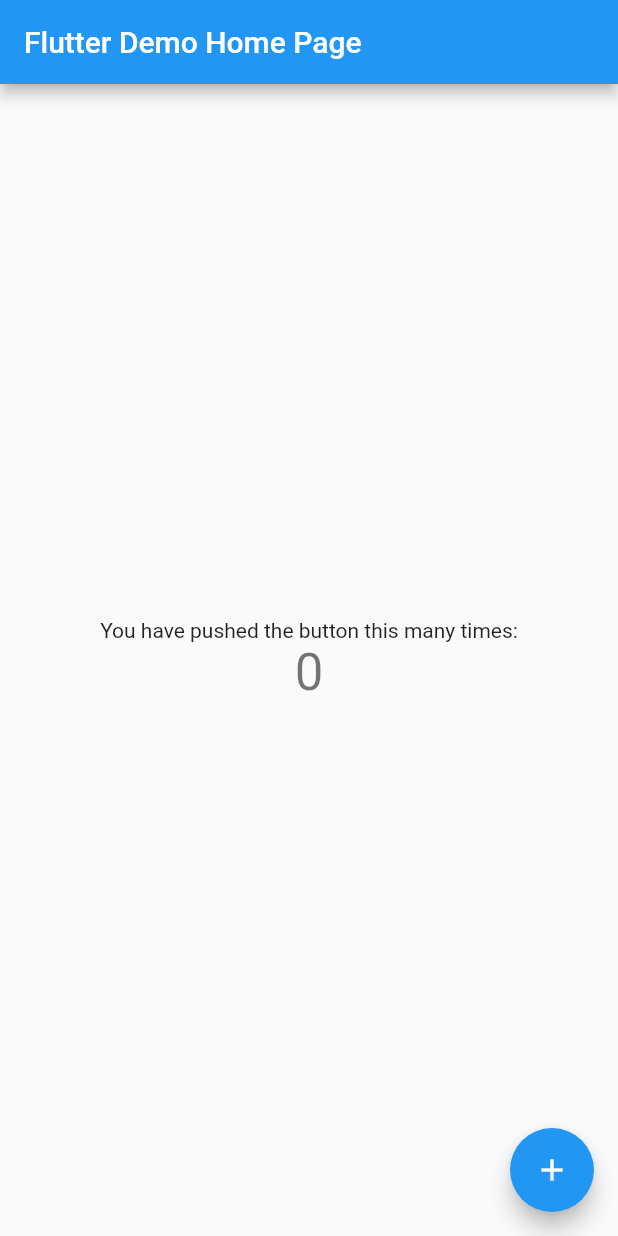
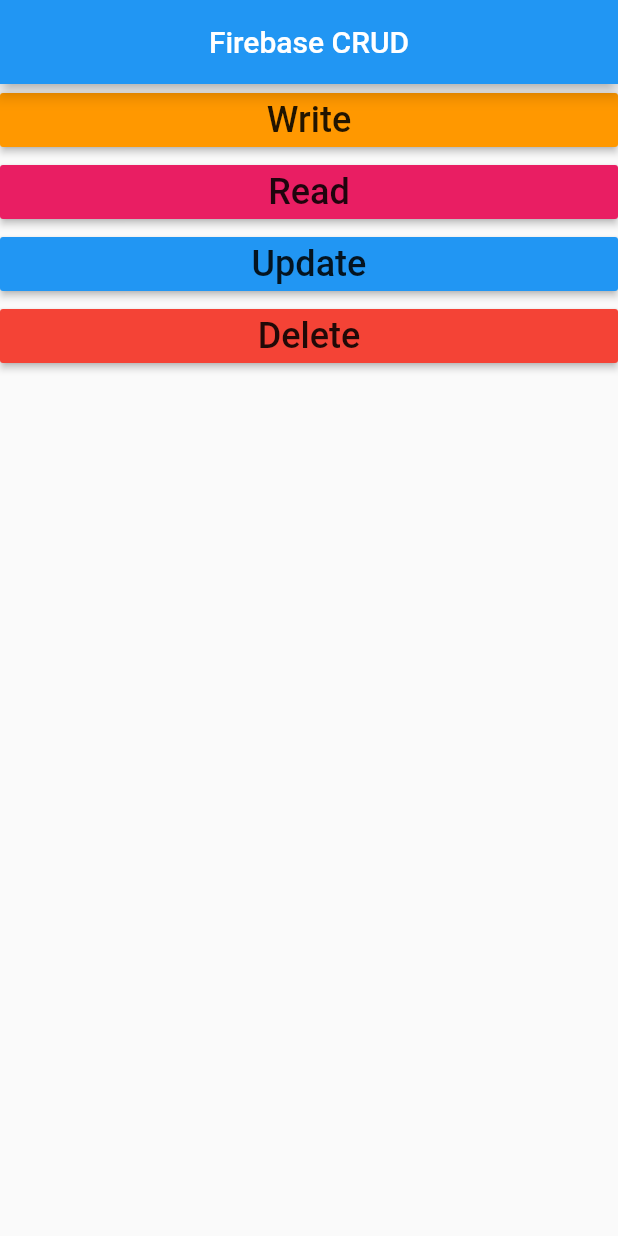
Before and after one commit to GautamSinghRathor/firebaseCrud, a Flutter app: the screen it shows after launch, on a phone screen of 412 x 824 dp. Run offline on Flutter 3.47's test engine with Material 2 defaults, Android fonts, the phone set to English and light mode, and no system bars; our stand-ins replace firebase_core, firebase_database; accounts and stored records are empty.

Commit message:
read firebase data, default available

```diff
--- a/lib/main.dart
+++ b/lib/main.dart
@@ -1,117 +1,23 @@
 import 'package:flutter/material.dart';
+import './pages/screens/screens.dart';
+import 'package:firebase_core/firebase_core.dart';
 
 void main() {
+  WidgetsFlutterBinding.ensureInitialized();
+  Firebase.initializeApp();
   runApp(MyApp());
 }
 
 class MyApp extends StatelessWidget {
-  // This widget is the root of your application.
   @override
   Widget build(BuildContext context) {
     return MaterialApp(
       title: 'Flutter Demo',
       theme: ThemeData(
-        // This is the theme of your application.
-        //
-        // Try running your application with "flutter run". You'll see the
-        // application has a blue toolbar. Then, without quitting the app, try
-        // changing the primarySwatch below to Colors.green and then invoke
-        // "hot reload" (press "r" in the console where you ran "flutter run",
-        // or simply save your changes to "hot reload" in a Flutter IDE).
-        // Notice that the counter didn't reset back to zero; the application
-        // is not restarted.
         primarySwatch: Colors.blue,
-        // This makes the visual density adapt to the platform that you run
-        // the app on. For desktop platforms, the controls will be smaller and
-        // closer together (more dense) than on mobile platforms.
         visualDensity: VisualDensity.adaptivePlatformDensity,
       ),
       home: MyHomePage(title: 'Flutter Demo Home Page'),
     );
   }
 }
-
-class MyHomePage extends StatefulWidget {
-  MyHomePage({Key key, this.title}) : super(key: key);
-
-  // This widget is the home page of your application. It is stateful, meaning
-  // that it has a State object (defined below) that contains fields that affect
-  // how it looks.
-
-  // This class is the configuration for the state. It holds the values (in this
-  // case the title) provided by the parent (in this case the App widget) and
-  // used by the build method of the State. Fields in a Widget subclass are
-  // always marked "final".
-
-  final String title;
-
-  @override
-  _MyHomePageState createState() => _MyHomePageState();
-}
-
-class _MyHomePageState extends State<MyHomePage> {
-  int _counter = 0;
-
-  void _incrementCounter() {
-    setState(() {
-      // This call to setState tells the Flutter framework that something has
-      // changed in this State, which causes it to rerun the build method below
-      // so that the display can reflect the updated values. If we changed
-      // _counter without calling setState(), then the build method would not be
-      // called again, and so nothing would appear to happen.
-      _counter++;
-    });
-  }
-
-  @override
-  Widget build(BuildContext context) {
-    // This method is rerun every time setState is called, for instance as done
-    // by the _incrementCounter method above.
-    //
-    // The Flutter framework has been optimized to make rerunning build methods
-    // fast, so that you can just rebuild anything that needs updating rather
-    // than having to individually change instances of widgets.
-    return Scaffold(
-      appBar: AppBar(
-        // Here we take the value from the MyHomePage object that was created by
-        // the App.build method, and use it to set our appbar title.
-        title: Text(widget.title),
-      ),
-      body: Center(
-        // Center is a layout widget. It takes a single child and positions it
-        // in the middle of the parent.
-        child: Column(
-          // Column is also a layout widget. It takes a list of children and
-          // arranges them vertically. By default, it sizes itself to fit its
-          // children horizontally, and tries to be as tall as its parent.
-          //
-          // Invoke "debug painting" (press "p" in the console, choose the
-          // "Toggle Debug Paint" action from the Flutter Inspector in Android
-          // Studio, or the "Toggle Debug Paint" command in Visual Studio Code)
-          // to see the wireframe for each widget.
-          //
-          // Column has various properties to control how it sizes itself and
-          // how it positions its children. Here we use mainAxisAlignment to
-          // center the children vertically; the main axis here is the vertical
-          // axis because Columns are vertical (the cross axis would be
-          // horizontal).
-          mainAxisAlignment: MainAxisAlignment.center,
-          children: <Widget>[
-            Text(
-              'You have pushed the button this many times:',
-            ),
-            Text(
-              '$_counter',
-              style: Theme.of(context).textTheme.headline4,
-            ),
-          ],
-        ),
-      ),
-      floatingActionButton: FloatingActionButton(
-        onPressed: _incrementCounter,
-        tooltip: 'Increment',
-        child: Icon(Icons.add),
-      ), // This trailing comma makes auto-formatting nicer for build methods.
-    );
-  }
-}
--- /dev/null
+++ b/lib/pages/screens/home_screen.dart
@@ -0,0 +1,74 @@
+import 'package:firebaseCrud/pages/screens/screens.dart';
+import 'package:flutter/material.dart';
+import 'package:firebase_database/firebase_database.dart';
+
+class MyHomePage extends StatefulWidget {
+  MyHomePage({Key key, this.title}) : super(key: key);
+
+  final String title;
+
+  @override
+  _MyHomePageState createState() => _MyHomePageState();
+}
+
+final firebaseReference = FirebaseDatabase.instance.reference();
+
+class _MyHomePageState extends State<MyHomePage> {
+  List<String> methodName = ['Write', 'Read', 'Update', 'Delete'];
+  List<Color> colors = [Colors.orange, Colors.pink, Colors.blue, Colors.red];
+  @override
+  Widget build(BuildContext context) {
+    return Scaffold(
+      appBar: AppBar(
+        centerTitle: true,
+        title: Text('Firebase CRUD'),
+      ),
+      body: Column(
+        crossAxisAlignment: CrossAxisAlignment.stretch,
+        children: [
+          ...List.generate(4, (index) {
+            return RaisedButton(
+              color: colors[index],
+              onPressed: () {
+                switch (index) {
+                  case 0:
+                    write();
+                    break;
+                  case 1:
+                    read();
+                    break;
+                  case 2:
+                    update();
+                    break;
+                  case 3:
+                    delete();
+                }
+              },
+              child: Text(
+                methodName[index],
+                style: TextStyle(
+                  fontSize: 24,
+                ),
+              ),
+            );
+          }),
+        ],
+      ),
+    );
+  }
+
+  read() async {
+    DataSnapshot snapshot = await firebaseReference.once();
+    debugPrint('snapshot : ${snapshot.value}');
+  }
+
+  write() async {
+    await firebaseReference.push().set({'key': 'value'});
+    debugPrint('added');
+  }
+
+  update() async{
+    // firebaseReference.update();
+  }
+  delete() {}
+}
--- /dev/null
+++ b/lib/pages/screens/screens.dart
@@ -0,0 +1 @@
+export './home_screen.dart';
--- /dev/null
+++ b/lib/pages/widgets/widget.dart
@@ -0,0 +1 @@
+export '';
--- a/pubspec.yaml
+++ b/pubspec.yaml
@@ -32,7 +32,8 @@ dependencies:
 dev_dependencies:
   flutter_test:
     sdk: flutter
-
+  firebase_core : ^0.5.3
+  firebase_database: ^4.4.0
 # For information on the generic Dart part of this file, see the
 # following page: https://dart.dev/tools/pub/pubspec
 
```
Also changed, not shown: pubspec.lock, 4 other files.
